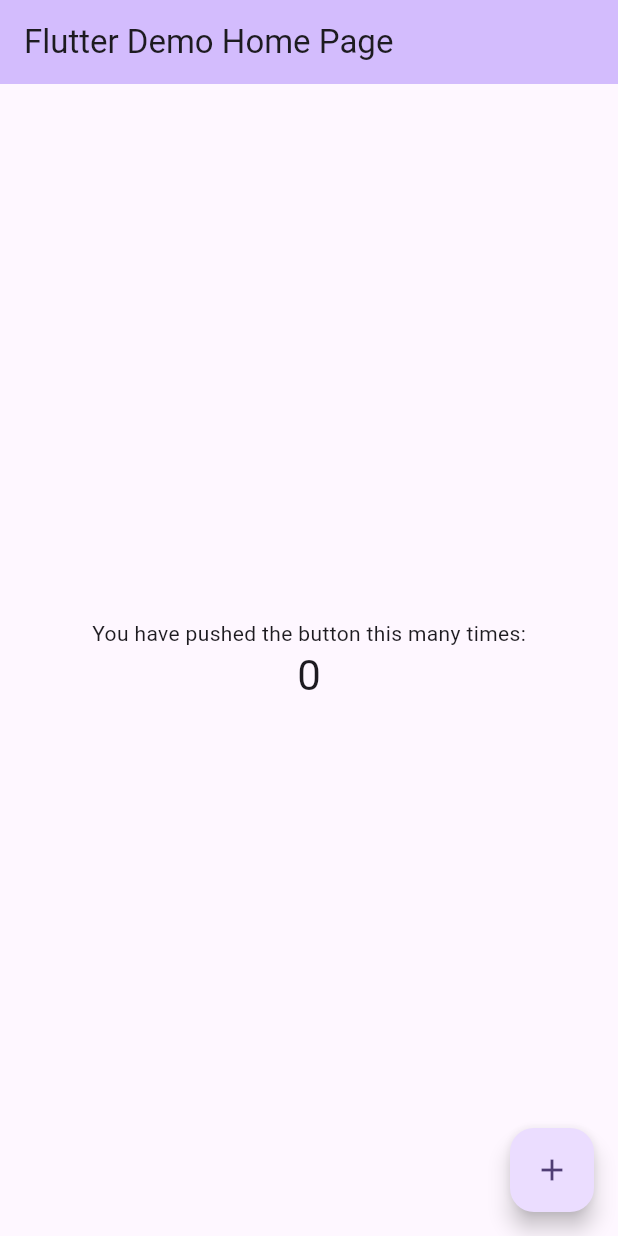
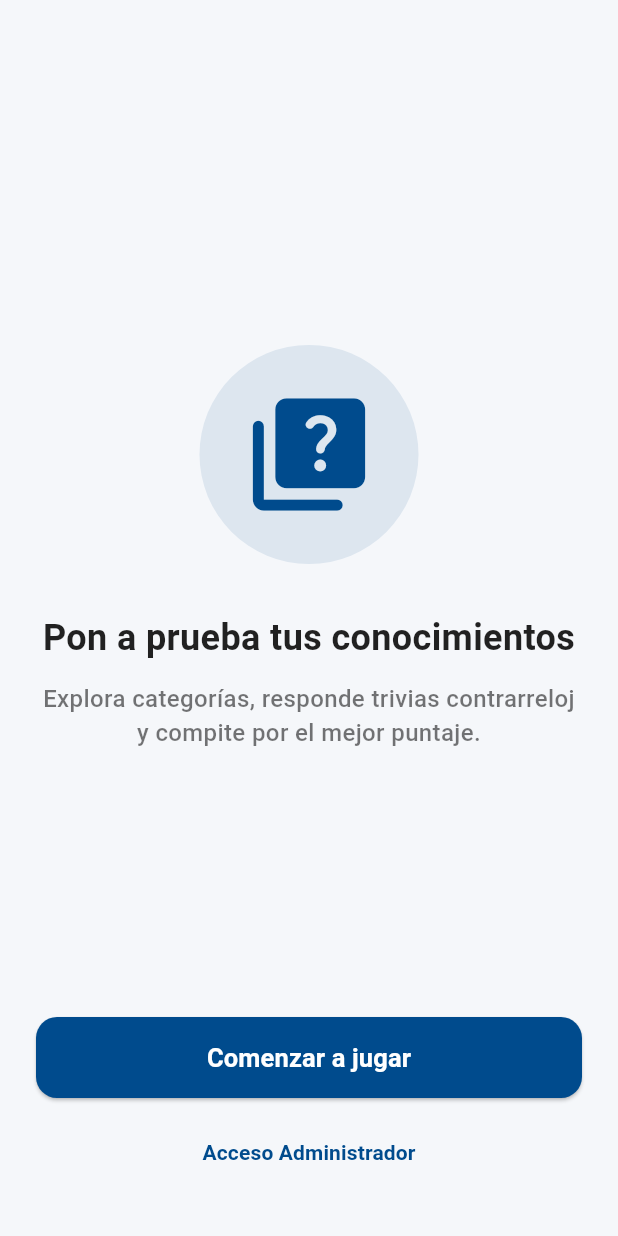
Before and after one commit to FatimaHoil/quiz_app, a Flutter app: the screen it shows after launch, on a phone screen of 412 x 824 dp. Run offline on Flutter 3.47's test engine with Material 3 defaults, Android fonts, the phone set to English and light mode, and no system bars.

Commit message:
"feat: agregar estilos globales y pantalla de onboarding"

```diff
--- a/lib/main.dart
+++ b/lib/main.dart
@@ -1,122 +1,26 @@
 import 'package:flutter/material.dart';
 
+import 'pages/onboarding.dart';
+import 'widgets/app_styles.dart';
+
 void main() {
+  WidgetsFlutterBinding.ensureInitialized();
   runApp(const MyApp());
 }
 
 class MyApp extends StatelessWidget {
   const MyApp({super.key});
 
-  // This widget is the root of your application.
   @override
   Widget build(BuildContext context) {
     return MaterialApp(
-      title: 'Flutter Demo',
+      title: 'Quiz App',
+      debugShowCheckedModeBanner: false,
       theme: ThemeData(
-        // This is the theme of your application.
-        //
-        // TRY THIS: Try running your application with "flutter run". You'll see
-        // the application has a purple toolbar. Then, without quitting the app,
-        // try changing the seedColor in the colorScheme below to Colors.green
-        // and then invoke "hot reload" (save your changes or press the "hot
-        // reload" button in a Flutter-supported IDE, or press "r" if you used
-        // the command line to start the app).
-        //
-        // Notice that the counter didn't reset back to zero; the application
-        // state is not lost during the reload. To reset the state, use hot
-        // restart instead.
-        //
-        // This works for code too, not just values: Most code changes can be
-        // tested with just a hot reload.
-        colorScheme: .fromSeed(seedColor: Colors.deepPurple),
+        colorScheme: ColorScheme.fromSeed(seedColor: AppStyles.primaryColor),
+        useMaterial3: true,
       ),
-      home: const MyHomePage(title: 'Flutter Demo Home Page'),
+      home: const OnboardingScreen(),
     );
   }
 }
-
-class MyHomePage extends StatefulWidget {
-  const MyHomePage({super.key, required this.title});
-
-  // This widget is the home page of your application. It is stateful, meaning
-  // that it has a State object (defined below) that contains fields that affect
-  // how it looks.
-
-  // This class is the configuration for the state. It holds the values (in this
-  // case the title) provided by the parent (in this case the App widget) and
-  // used by the build method of the State. Fields in a Widget subclass are
-  // always marked "final".
-
-  final String title;
-
-  @override
-  State<MyHomePage> createState() => _MyHomePageState();
-}
-
-class _MyHomePageState extends State<MyHomePage> {
-  int _counter = 0;
-
-  void _incrementCounter() {
-    setState(() {
-      // This call to setState tells the Flutter framework that something has
-      // changed in this State, which causes it to rerun the build method below
-      // so that the display can reflect the updated values. If we changed
-      // _counter without calling setState(), then the build method would not be
-      // called again, and so nothing would appear to happen.
-      _counter++;
-    });
-  }
-
-  @override
-  Widget build(BuildContext context) {
-    // This method is rerun every time setState is called, for instance as done
-    // by the _incrementCounter method above.
-    //
-    // The Flutter framework has been optimized to make rerunning build methods
-    // fast, so that you can just rebuild anything that needs updating rather
-    // than having to individually change instances of widgets.
-    return Scaffold(
-      appBar: AppBar(
-        // TRY THIS: Try changing the color here to a specific color (to
-        // Colors.amber, perhaps?) and trigger a hot reload to see the AppBar
-        // change color while the other colors stay the same.
-        backgroundColor: Theme.of(context).colorScheme.inversePrimary,
-        // Here we take the value from the MyHomePage object that was created by
-        // the App.build method, and use it to set our appbar title.
-        title: Text(widget.title),
-      ),
-      body: Center(
-        // Center is a layout widget. It takes a single child and positions it
-        // in the middle of the parent.
-        child: Column(
-          // Column is also a layout widget. It takes a list of children and
-          // arranges them vertically. By default, it sizes itself to fit its
-          // children horizontally, and tries to be as tall as its parent.
-          //
-          // Column has various properties to control how it sizes itself and
-          // how it positions its children. Here we use mainAxisAlignment to
-          // center the children vertically; the main axis here is the vertical
-          // axis because Columns are vertical (the cross axis would be
-          // horizontal).
-          //
-          // TRY THIS: Invoke "debug painting" (choose the "Toggle Debug Paint"
-          // action in the IDE, or press "p" in the console), to see the
-          // wireframe for each widget.
-          mainAxisAlignment: .center,
-          children: [
-            const Text('You have pushed the button this many times:'),
-            Text(
-              '$_counter',
-              style: Theme.of(context).textTheme.headlineMedium,
-            ),
-          ],
-        ),
-      ),
-      floatingActionButton: FloatingActionButton(
-        onPressed: _incrementCounter,
-        tooltip: 'Increment',
-        child: const Icon(Icons.add),
-      ),
-    );
-  }
-}
--- /dev/null
+++ b/lib/pages/onboarding.dart
@@ -0,0 +1,101 @@
+import 'package:flutter/material.dart';
+
+import '../widgets/app_styles.dart';
+
+class OnboardingScreen extends StatelessWidget {
+  const OnboardingScreen({super.key});
+
+  @override
+  Widget build(BuildContext context) {
+    return Scaffold(
+      backgroundColor: AppStyles.backgroundColor,
+      body: SafeArea(
+        child: Padding(
+          padding: const EdgeInsets.symmetric(horizontal: 24.0, vertical: 32.0),
+          child: Column(
+            mainAxisAlignment: MainAxisAlignment.spaceBetween,
+            children: [
+              const SizedBox(height: 20),
+              Column(
+                children: [
+                  Container(
+                    padding: const EdgeInsets.all(28),
+                    decoration: BoxDecoration(
+                      color: AppStyles.primaryColor.withValues(alpha: 0.1),
+                      shape: BoxShape.circle,
+                    ),
+                    child: const Icon(
+                      Icons.quiz_rounded,
+                      size: 90,
+                      color: AppStyles.primaryColor,
+                    ),
+                  ),
+                  const SizedBox(height: 32),
+                  Text(
+                    'Pon a prueba tus conocimientos',
+                    textAlign: TextAlign.center,
+                    style: AppStyles.headlineStyle(),
+                  ),
+                  const SizedBox(height: 12),
+                  Text(
+                    'Explora categorías, responde trivias contrarreloj y compite por el mejor puntaje.',
+                    textAlign: TextAlign.center,
+                    style: AppStyles.subheadlineStyle(),
+                  ),
+                ],
+              ),
+              Column(
+                children: [
+                  SizedBox(
+                    width: double.infinity,
+                    height: 54,
+                    child: ElevatedButton(
+                      style: ElevatedButton.styleFrom(
+                        backgroundColor: AppStyles.primaryColor,
+                        foregroundColor: Colors.white,
+                        shape: RoundedRectangleBorder(
+                          borderRadius: BorderRadius.circular(14),
+                        ),
+                      ),
+                      onPressed: () {
+                        ScaffoldMessenger.of(context).showSnackBar(
+                          const SnackBar(
+                            content: Text('Próximo paso: Pantalla de Login'),
+                          ),
+                        );
+                      },
+                      child: const Text(
+                        'Comenzar a jugar',
+                        style: TextStyle(
+                          fontSize: 17,
+                          fontWeight: FontWeight.bold,
+                        ),
+                      ),
+                    ),
+                  ),
+                  const SizedBox(height: 12),
+                  TextButton(
+                    onPressed: () {
+                      ScaffoldMessenger.of(context).showSnackBar(
+                        const SnackBar(
+                          content: Text('Próximo paso: Acceso Administrador'),
+                        ),
+                      );
+                    },
+                    child: const Text(
+                      'Acceso Administrador',
+                      style: TextStyle(
+                        color: AppStyles.primaryColor,
+                        fontWeight: FontWeight.w600,
+                      ),
+                    ),
+                  ),
+                ],
+              ),
+            ],
+          ),
+        ),
+      ),
+    );
+  }
+}
--- /dev/null
+++ b/lib/widgets/app_styles.dart
@@ -0,0 +1,31 @@
+import 'package:flutter/material.dart';
+
+class AppStyles {
+  static const Color primaryColor = Color(0xFF004B8D);
+  static const Color secondaryColor = Color(0xFF0077CC);
+  static const Color backgroundColor = Color(0xFFF5F7FA);
+
+  static TextStyle headlineStyle() {
+    return const TextStyle(
+      color: Colors.black87,
+      fontSize: 24.0,
+      fontWeight: FontWeight.bold,
+    );
+  }
+
+  static TextStyle subheadlineStyle() {
+    return const TextStyle(
+      color: Colors.black54,
+      fontSize: 16.0,
+      fontWeight: FontWeight.w500,
+    );
+  }
+
+  static TextStyle cardTitleStyle() {
+    return const TextStyle(
+      color: Colors.black87,
+      fontSize: 18.0,
+      fontWeight: FontWeight.w600,
+    );
+  }
+}
```
